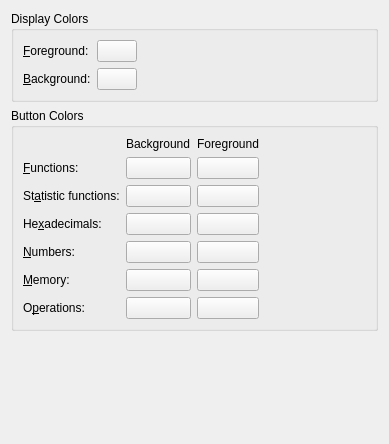
Old version of the form colors.ui in the repository KDE/kcalc.
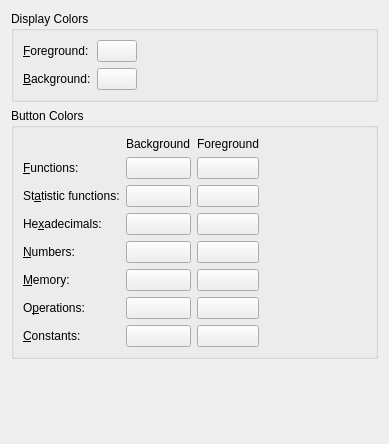
New version of the form. Custom widgets are drawn as their Qt base class.

Commit message:
use standard text colors for constants buttons
This fixes constants button text being unreadable in dark mode.

Patch:
```diff
--- a/colors.ui
+++ b/colors.ui
@@ -281,6 +281,33 @@
           </property>
          </widget>
         </item>
+        <item row="7" column="0">
+         <widget class="QLabel" name="textLabel13">
+          <property name="text">
+           <string>&amp;Constants:</string>
+          </property>
+          <property name="wordWrap">
+           <bool>false</bool>
+          </property>
+          <property name="buddy">
+           <cstring>kcfg_ConstantsButtonsColor</cstring>
+          </property>
+         </widget>
+        </item>
+        <item row="7" column="1">
+         <widget class="KColorButton" name="kcfg_ConstantsButtonsColor">
+          <property name="text">
+           <string/>
+          </property>
+         </widget>
+        </item>
+        <item row="7" column="2">
+         <widget class="KColorButton" name="kcfg_ConstantsFontsColor">
+          <property name="text">
+           <string/>
+          </property>
+         </widget>
+        </item>
        </layout>
       </item>
       <item>
```
The commit also changes 3 other files.
